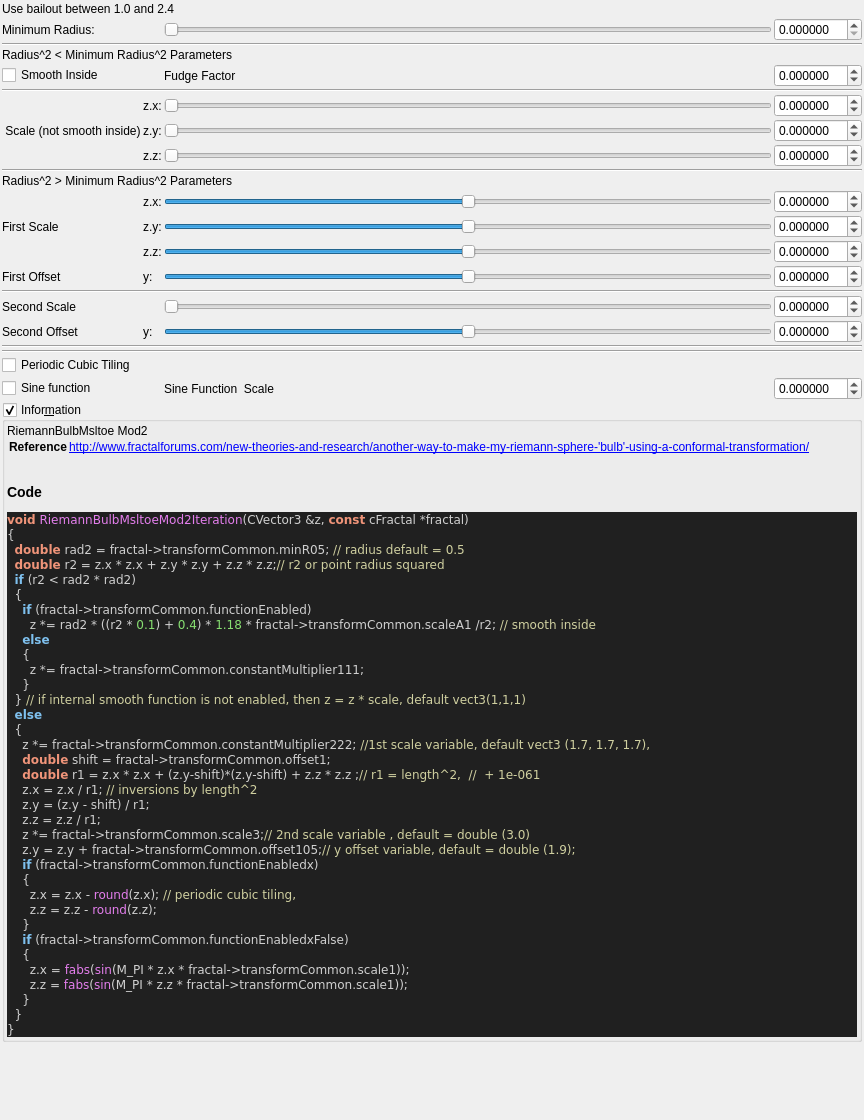
buddhi1980/mandelbulber2, file mandelbulber2/qt_data/fractal_riemann_bulb_msltoe_mod2.ui: the form before one commit.
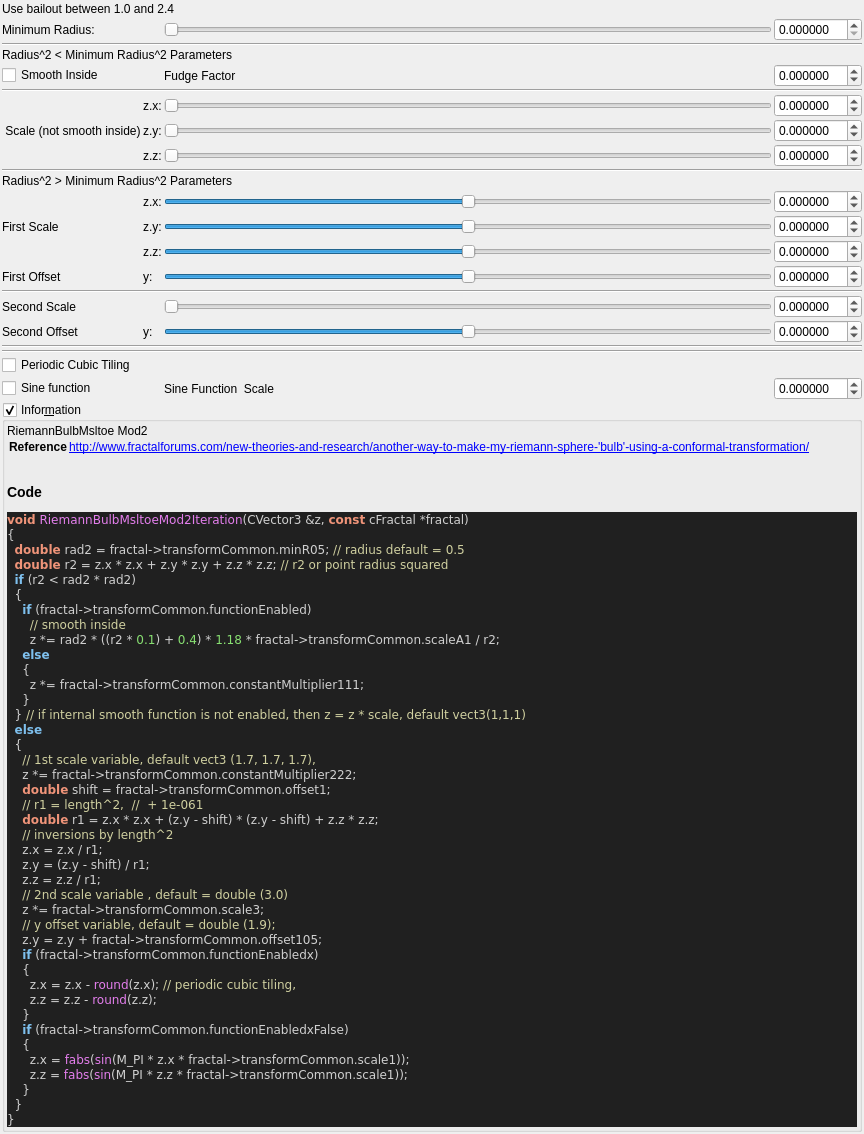
The form after the commit. Custom widgets are drawn as their Qt base class.

Commit message:
source code format for fractal_formulas.cpp
- now complete code base is refactored!
- also regenerated ui files with populateUiInformation.php
- codeStyleCheck.php is now fully functional and can be used auto
refactor the code base (may be a little slow)

The edit to the form file:
```diff
--- a/mandelbulber2/qt_data/fractal_riemann_bulb_msltoe_mod2.ui
+++ b/mandelbulber2/qt_data/fractal_riemann_bulb_msltoe_mod2.ui
@@ -845,11 +845,12 @@
 &lt;pre style=&quot;color:#d0d0d0; background-color:#202020;  font-family:'Courier New',monospace;&quot;&gt;&lt;span style=&quot;color:#f09479; font-weight:bold&quot;&gt;void&lt;/span&gt; &lt;span style=&quot;color:#e47eed&quot;&gt;RiemannBulbMsltoeMod2Iteration&lt;/span&gt;&lt;span style=&quot;color:#d0d0d0&quot;&gt;(&lt;/span&gt;CVector3 &lt;span style=&quot;color:#d0d0d0&quot;&gt;&amp;amp;&lt;/span&gt;z&lt;span style=&quot;color:#d0d0d0&quot;&gt;,&lt;/span&gt; &lt;span style=&quot;color:#f09479; font-weight:bold&quot;&gt;const&lt;/span&gt; cFractal &lt;span style=&quot;color:#d0d0d0&quot;&gt;*&lt;/span&gt;fractal&lt;span style=&quot;color:#d0d0d0&quot;&gt;)&lt;/span&gt;
 &lt;span style=&quot;color:#d0d0d0&quot;&gt;{&lt;/span&gt;
   &lt;span style=&quot;color:#f09479; font-weight:bold&quot;&gt;double&lt;/span&gt; rad2 &lt;span style=&quot;color:#d0d0d0&quot;&gt;=&lt;/span&gt; fractal&lt;span style=&quot;color:#d0d0d0&quot;&gt;-&amp;gt;&lt;/span&gt;transformCommon&lt;span style=&quot;color:#d0d0d0&quot;&gt;.&lt;/span&gt;minR05&lt;span style=&quot;color:#d0d0d0&quot;&gt;;&lt;/span&gt; &lt;span style=&quot;color:#d0d0a0&quot;&gt;// radius default = 0.5&lt;/span&gt;
-  &lt;span style=&quot;color:#f09479; font-weight:bold&quot;&gt;double&lt;/span&gt; r2 &lt;span style=&quot;color:#d0d0d0&quot;&gt;=&lt;/span&gt; z&lt;span style=&quot;color:#d0d0d0&quot;&gt;.&lt;/span&gt;x &lt;span style=&quot;color:#d0d0d0&quot;&gt;*&lt;/span&gt; z&lt;span style=&quot;color:#d0d0d0&quot;&gt;.&lt;/span&gt;x &lt;span style=&quot;color:#d0d0d0&quot;&gt;+&lt;/span&gt; z&lt;span style=&quot;color:#d0d0d0&quot;&gt;.&lt;/span&gt;y &lt;span style=&quot;color:#d0d0d0&quot;&gt;*&lt;/span&gt; z&lt;span style=&quot;color:#d0d0d0&quot;&gt;.&lt;/span&gt;y &lt;span style=&quot;color:#d0d0d0&quot;&gt;+&lt;/span&gt; z&lt;span style=&quot;color:#d0d0d0&quot;&gt;.&lt;/span&gt;z &lt;span style=&quot;color:#d0d0d0&quot;&gt;*&lt;/span&gt; z&lt;span style=&quot;color:#d0d0d0&quot;&gt;.&lt;/span&gt;z&lt;span style=&quot;color:#d0d0d0&quot;&gt;;&lt;/span&gt;&lt;span style=&quot;color:#d0d0a0&quot;&gt;// r2 or point radius squared&lt;/span&gt;
+  &lt;span style=&quot;color:#f09479; font-weight:bold&quot;&gt;double&lt;/span&gt; r2 &lt;span style=&quot;color:#d0d0d0&quot;&gt;=&lt;/span&gt; z&lt;span style=&quot;color:#d0d0d0&quot;&gt;.&lt;/span&gt;x &lt;span style=&quot;color:#d0d0d0&quot;&gt;*&lt;/span&gt; z&lt;span style=&quot;color:#d0d0d0&quot;&gt;.&lt;/span&gt;x &lt;span style=&quot;color:#d0d0d0&quot;&gt;+&lt;/span&gt; z&lt;span style=&quot;color:#d0d0d0&quot;&gt;.&lt;/span&gt;y &lt;span style=&quot;color:#d0d0d0&quot;&gt;*&lt;/span&gt; z&lt;span style=&quot;color:#d0d0d0&quot;&gt;.&lt;/span&gt;y &lt;span style=&quot;color:#d0d0d0&quot;&gt;+&lt;/span&gt; z&lt;span style=&quot;color:#d0d0d0&quot;&gt;.&lt;/span&gt;z &lt;span style=&quot;color:#d0d0d0&quot;&gt;*&lt;/span&gt; z&lt;span style=&quot;color:#d0d0d0&quot;&gt;.&lt;/span&gt;z&lt;span style=&quot;color:#d0d0d0&quot;&gt;;&lt;/span&gt; &lt;span style=&quot;color:#d0d0a0&quot;&gt;// r2 or point radius squared&lt;/span&gt;
   &lt;span style=&quot;color:#7ec0ee; font-weight:bold&quot;&gt;if&lt;/span&gt; &lt;span style=&quot;color:#d0d0d0&quot;&gt;(&lt;/span&gt;r2 &lt;span style=&quot;color:#d0d0d0&quot;&gt;&amp;lt;&lt;/span&gt; rad2 &lt;span style=&quot;color:#d0d0d0&quot;&gt;*&lt;/span&gt; rad2&lt;span style=&quot;color:#d0d0d0&quot;&gt;)&lt;/span&gt;
   &lt;span style=&quot;color:#d0d0d0&quot;&gt;{&lt;/span&gt;
     &lt;span style=&quot;color:#7ec0ee; font-weight:bold&quot;&gt;if&lt;/span&gt; &lt;span style=&quot;color:#d0d0d0&quot;&gt;(&lt;/span&gt;fractal&lt;span style=&quot;color:#d0d0d0&quot;&gt;-&amp;gt;&lt;/span&gt;transformCommon&lt;span style=&quot;color:#d0d0d0&quot;&gt;.&lt;/span&gt;functionEnabled&lt;span style=&quot;color:#d0d0d0&quot;&gt;)&lt;/span&gt;
-      z &lt;span style=&quot;color:#d0d0d0&quot;&gt;*=&lt;/span&gt; rad2 &lt;span style=&quot;color:#d0d0d0&quot;&gt;* ((&lt;/span&gt;r2 &lt;span style=&quot;color:#d0d0d0&quot;&gt;*&lt;/span&gt; &lt;span style=&quot;color:#87df71&quot;&gt;0.1&lt;/span&gt;&lt;span style=&quot;color:#d0d0d0&quot;&gt;) +&lt;/span&gt; &lt;span style=&quot;color:#87df71&quot;&gt;0.4&lt;/span&gt;&lt;span style=&quot;color:#d0d0d0&quot;&gt;) *&lt;/span&gt; &lt;span style=&quot;color:#87df71&quot;&gt;1.18&lt;/span&gt; &lt;span style=&quot;color:#d0d0d0&quot;&gt;*&lt;/span&gt; fractal&lt;span style=&quot;color:#d0d0d0&quot;&gt;-&amp;gt;&lt;/span&gt;transformCommon&lt;span style=&quot;color:#d0d0d0&quot;&gt;.&lt;/span&gt;scaleA1 &lt;span style=&quot;color:#d0d0d0&quot;&gt;/&lt;/span&gt;r2&lt;span style=&quot;color:#d0d0d0&quot;&gt;;&lt;/span&gt; &lt;span style=&quot;color:#d0d0a0&quot;&gt;// smooth inside&lt;/span&gt;
+      &lt;span style=&quot;color:#d0d0a0&quot;&gt;// smooth inside&lt;/span&gt;
+      z &lt;span style=&quot;color:#d0d0d0&quot;&gt;*=&lt;/span&gt; rad2 &lt;span style=&quot;color:#d0d0d0&quot;&gt;* ((&lt;/span&gt;r2 &lt;span style=&quot;color:#d0d0d0&quot;&gt;*&lt;/span&gt; &lt;span style=&quot;color:#87df71&quot;&gt;0.1&lt;/span&gt;&lt;span style=&quot;color:#d0d0d0&quot;&gt;) +&lt;/span&gt; &lt;span style=&quot;color:#87df71&quot;&gt;0.4&lt;/span&gt;&lt;span style=&quot;color:#d0d0d0&quot;&gt;) *&lt;/span&gt; &lt;span style=&quot;color:#87df71&quot;&gt;1.18&lt;/span&gt; &lt;span style=&quot;color:#d0d0d0&quot;&gt;*&lt;/span&gt; fractal&lt;span style=&quot;color:#d0d0d0&quot;&gt;-&amp;gt;&lt;/span&gt;transformCommon&lt;span style=&quot;color:#d0d0d0&quot;&gt;.&lt;/span&gt;scaleA1 &lt;span style=&quot;color:#d0d0d0&quot;&gt;/&lt;/span&gt; r2&lt;span style=&quot;color:#d0d0d0&quot;&gt;;&lt;/span&gt;
     &lt;span style=&quot;color:#7ec0ee; font-weight:bold&quot;&gt;else&lt;/span&gt;
     &lt;span style=&quot;color:#d0d0d0&quot;&gt;{&lt;/span&gt;
       z &lt;span style=&quot;color:#d0d0d0&quot;&gt;*=&lt;/span&gt; fractal&lt;span style=&quot;color:#d0d0d0&quot;&gt;-&amp;gt;&lt;/span&gt;transformCommon&lt;span style=&quot;color:#d0d0d0&quot;&gt;.&lt;/span&gt;constantMultiplier111&lt;span style=&quot;color:#d0d0d0&quot;&gt;;&lt;/span&gt;
@@ -857,14 +858,19 @@
   &lt;span style=&quot;color:#d0d0d0&quot;&gt;}&lt;/span&gt; &lt;span style=&quot;color:#d0d0a0&quot;&gt;// if internal smooth function is not enabled, then z = z * scale, default vect3(1,1,1)&lt;/span&gt;
   &lt;span style=&quot;color:#7ec0ee; font-weight:bold&quot;&gt;else&lt;/span&gt;
   &lt;span style=&quot;color:#d0d0d0&quot;&gt;{&lt;/span&gt;
-    z &lt;span style=&quot;color:#d0d0d0&quot;&gt;*=&lt;/span&gt; fractal&lt;span style=&quot;color:#d0d0d0&quot;&gt;-&amp;gt;&lt;/span&gt;transformCommon&lt;span style=&quot;color:#d0d0d0&quot;&gt;.&lt;/span&gt;constantMultiplier222&lt;span style=&quot;color:#d0d0d0&quot;&gt;;&lt;/span&gt; &lt;span style=&quot;color:#d0d0a0&quot;&gt;//1st scale variable, default vect3 (1.7, 1.7, 1.7),&lt;/span&gt;
+    &lt;span style=&quot;color:#d0d0a0&quot;&gt;// 1st scale variable, default vect3 (1.7, 1.7, 1.7),&lt;/span&gt;
+    z &lt;span style=&quot;color:#d0d0d0&quot;&gt;*=&lt;/span&gt; fractal&lt;span style=&quot;color:#d0d0d0&quot;&gt;-&amp;gt;&lt;/span&gt;transformCommon&lt;span style=&quot;color:#d0d0d0&quot;&gt;.&lt;/span&gt;constantMultiplier222&lt;span style=&quot;color:#d0d0d0&quot;&gt;;&lt;/span&gt;
     &lt;span style=&quot;color:#f09479; font-weight:bold&quot;&gt;double&lt;/span&gt; shift &lt;span style=&quot;color:#d0d0d0&quot;&gt;=&lt;/span&gt; fractal&lt;span style=&quot;color:#d0d0d0&quot;&gt;-&amp;gt;&lt;/span&gt;transformCommon&lt;span style=&quot;color:#d0d0d0&quot;&gt;.&lt;/span&gt;offset1&lt;span style=&quot;color:#d0d0d0&quot;&gt;;&lt;/span&gt;
-    &lt;span style=&quot;color:#f09479; font-weight:bold&quot;&gt;double&lt;/span&gt; r1 &lt;span style=&quot;color:#d0d0d0&quot;&gt;=&lt;/span&gt; z&lt;span style=&quot;color:#d0d0d0&quot;&gt;.&lt;/span&gt;x &lt;span style=&quot;color:#d0d0d0&quot;&gt;*&lt;/span&gt; z&lt;span style=&quot;color:#d0d0d0&quot;&gt;.&lt;/span&gt;x &lt;span style=&quot;color:#d0d0d0&quot;&gt;+ (&lt;/span&gt;z&lt;span style=&quot;color:#d0d0d0&quot;&gt;.&lt;/span&gt;y&lt;span style=&quot;color:#d0d0d0&quot;&gt;-&lt;/span&gt;shift&lt;span style=&quot;color:#d0d0d0&quot;&gt;)*(&lt;/span&gt;z&lt;span style=&quot;color:#d0d0d0&quot;&gt;.&lt;/span&gt;y&lt;span style=&quot;color:#d0d0d0&quot;&gt;-&lt;/span&gt;shift&lt;span style=&quot;color:#d0d0d0&quot;&gt;) +&lt;/span&gt; z&lt;span style=&quot;color:#d0d0d0&quot;&gt;.&lt;/span&gt;z &lt;span style=&quot;color:#d0d0d0&quot;&gt;*&lt;/span&gt; z&lt;span style=&quot;color:#d0d0d0&quot;&gt;.&lt;/span&gt;z &lt;span style=&quot;color:#d0d0d0&quot;&gt;;&lt;/span&gt;&lt;span style=&quot;color:#d0d0a0&quot;&gt;// r1 = length^2,  //  + 1e-061&lt;/span&gt;
-    z&lt;span style=&quot;color:#d0d0d0&quot;&gt;.&lt;/span&gt;x &lt;span style=&quot;color:#d0d0d0&quot;&gt;=&lt;/span&gt; z&lt;span style=&quot;color:#d0d0d0&quot;&gt;.&lt;/span&gt;x &lt;span style=&quot;color:#d0d0d0&quot;&gt;/&lt;/span&gt; r1&lt;span style=&quot;color:#d0d0d0&quot;&gt;;&lt;/span&gt; &lt;span style=&quot;color:#d0d0a0&quot;&gt;// inversions by length^2&lt;/span&gt;
+    &lt;span style=&quot;color:#d0d0a0&quot;&gt;// r1 = length^2,  //  + 1e-061&lt;/span&gt;
+    &lt;span style=&quot;color:#f09479; font-weight:bold&quot;&gt;double&lt;/span&gt; r1 &lt;span style=&quot;color:#d0d0d0&quot;&gt;=&lt;/span&gt; z&lt;span style=&quot;color:#d0d0d0&quot;&gt;.&lt;/span&gt;x &lt;span style=&quot;color:#d0d0d0&quot;&gt;*&lt;/span&gt; z&lt;span style=&quot;color:#d0d0d0&quot;&gt;.&lt;/span&gt;x &lt;span style=&quot;color:#d0d0d0&quot;&gt;+ (&lt;/span&gt;z&lt;span style=&quot;color:#d0d0d0&quot;&gt;.&lt;/span&gt;y &lt;span style=&quot;color:#d0d0d0&quot;&gt;-&lt;/span&gt; shift&lt;span style=&quot;color:#d0d0d0&quot;&gt;) * (&lt;/span&gt;z&lt;span style=&quot;color:#d0d0d0&quot;&gt;.&lt;/span&gt;y &lt;span style=&quot;color:#d0d0d0&quot;&gt;-&lt;/span&gt; shift&lt;span style=&quot;color:#d0d0d0&quot;&gt;) +&lt;/span&gt; z&lt;span style=&quot;color:#d0d0d0&quot;&gt;.&lt;/span&gt;z &lt;span style=&quot;color:#d0d0d0&quot;&gt;*&lt;/span&gt; z&lt;span style=&quot;color:#d0d0d0&quot;&gt;.&lt;/span&gt;z&lt;span style=&quot;color:#d0d0d0&quot;&gt;;&lt;/span&gt;
+    &lt;span style=&quot;color:#d0d0a0&quot;&gt;// inversions by length^2&lt;/span&gt;
+    z&lt;span style=&quot;color:#d0d0d0&quot;&gt;.&lt;/span&gt;x &lt;span style=&quot;color:#d0d0d0&quot;&gt;=&lt;/span&gt; z&lt;span style=&quot;color:#d0d0d0&quot;&gt;.&lt;/span&gt;x &lt;span style=&quot;color:#d0d0d0&quot;&gt;/&lt;/span&gt; r1&lt;span style=&quot;color:#d0d0d0&quot;&gt;;&lt;/span&gt;
     z&lt;span style=&quot;color:#d0d0d0&quot;&gt;.&lt;/span&gt;y &lt;span style=&quot;color:#d0d0d0&quot;&gt;= (&lt;/span&gt;z&lt;span style=&quot;color:#d0d0d0&quot;&gt;.&lt;/span&gt;y &lt;span style=&quot;color:#d0d0d0&quot;&gt;-&lt;/span&gt; shift&lt;span style=&quot;color:#d0d0d0&quot;&gt;) /&lt;/span&gt; r1&lt;span style=&quot;color:#d0d0d0&quot;&gt;;&lt;/span&gt;
     z&lt;span style=&quot;color:#d0d0d0&quot;&gt;.&lt;/span&gt;z &lt;span style=&quot;color:#d0d0d0&quot;&gt;=&lt;/span&gt; z&lt;span style=&quot;color:#d0d0d0&quot;&gt;.&lt;/span&gt;z &lt;span style=&quot;color:#d0d0d0&quot;&gt;/&lt;/span&gt; r1&lt;span style=&quot;color:#d0d0d0&quot;&gt;;&lt;/span&gt;
-    z &lt;span style=&quot;color:#d0d0d0&quot;&gt;*=&lt;/span&gt; fractal&lt;span style=&quot;color:#d0d0d0&quot;&gt;-&amp;gt;&lt;/span&gt;transformCommon&lt;span style=&quot;color:#d0d0d0&quot;&gt;.&lt;/span&gt;scale3&lt;span style=&quot;color:#d0d0d0&quot;&gt;;&lt;/span&gt;&lt;span style=&quot;color:#d0d0a0&quot;&gt;// 2nd scale variable , default = double (3.0)&lt;/span&gt;
-    z&lt;span style=&quot;color:#d0d0d0&quot;&gt;.&lt;/span&gt;y &lt;span style=&quot;color:#d0d0d0&quot;&gt;=&lt;/span&gt; z&lt;span style=&quot;color:#d0d0d0&quot;&gt;.&lt;/span&gt;y &lt;span style=&quot;color:#d0d0d0&quot;&gt;+&lt;/span&gt; fractal&lt;span style=&quot;color:#d0d0d0&quot;&gt;-&amp;gt;&lt;/span&gt;transformCommon&lt;span style=&quot;color:#d0d0d0&quot;&gt;.&lt;/span&gt;offset105&lt;span style=&quot;color:#d0d0d0&quot;&gt;;&lt;/span&gt;&lt;span style=&quot;color:#d0d0a0&quot;&gt;// y offset variable, default = double (1.9);&lt;/span&gt;
+    &lt;span style=&quot;color:#d0d0a0&quot;&gt;// 2nd scale variable , default = double (3.0)&lt;/span&gt;
+    z &lt;span style=&quot;color:#d0d0d0&quot;&gt;*=&lt;/span&gt; fractal&lt;span style=&quot;color:#d0d0d0&quot;&gt;-&amp;gt;&lt;/span&gt;transformCommon&lt;span style=&quot;color:#d0d0d0&quot;&gt;.&lt;/span&gt;scale3&lt;span style=&quot;color:#d0d0d0&quot;&gt;;&lt;/span&gt;
+    &lt;span style=&quot;color:#d0d0a0&quot;&gt;// y offset variable, default = double (1.9);&lt;/span&gt;
+    z&lt;span style=&quot;color:#d0d0d0&quot;&gt;.&lt;/span&gt;y &lt;span style=&quot;color:#d0d0d0&quot;&gt;=&lt;/span&gt; z&lt;span style=&quot;color:#d0d0d0&quot;&gt;.&lt;/span&gt;y &lt;span style=&quot;color:#d0d0d0&quot;&gt;+&lt;/span&gt; fractal&lt;span style=&quot;color:#d0d0d0&quot;&gt;-&amp;gt;&lt;/span&gt;transformCommon&lt;span style=&quot;color:#d0d0d0&quot;&gt;.&lt;/span&gt;offset105&lt;span style=&quot;color:#d0d0d0&quot;&gt;;&lt;/span&gt;
     &lt;span style=&quot;color:#7ec0ee; font-weight:bold&quot;&gt;if&lt;/span&gt; &lt;span style=&quot;color:#d0d0d0&quot;&gt;(&lt;/span&gt;fractal&lt;span style=&quot;color:#d0d0d0&quot;&gt;-&amp;gt;&lt;/span&gt;transformCommon&lt;span style=&quot;color:#d0d0d0&quot;&gt;.&lt;/span&gt;functionEnabledx&lt;span style=&quot;color:#d0d0d0&quot;&gt;)&lt;/span&gt;
     &lt;span style=&quot;color:#d0d0d0&quot;&gt;{&lt;/span&gt;
       z&lt;span style=&quot;color:#d0d0d0&quot;&gt;.&lt;/span&gt;x &lt;span style=&quot;color:#d0d0d0&quot;&gt;=&lt;/span&gt; z&lt;span style=&quot;color:#d0d0d0&quot;&gt;.&lt;/span&gt;x &lt;span style=&quot;color:#d0d0d0&quot;&gt;-&lt;/span&gt; &lt;span style=&quot;color:#e47eed&quot;&gt;round&lt;/span&gt;&lt;span style=&quot;color:#d0d0d0&quot;&gt;(&lt;/span&gt;z&lt;span style=&quot;color:#d0d0d0&quot;&gt;.&lt;/span&gt;x&lt;span style=&quot;color:#d0d0d0&quot;&gt;);&lt;/span&gt; &lt;span style=&quot;color:#d0d0a0&quot;&gt;// periodic cubic tiling,&lt;/span&gt;
```
The commit also changes 101 other files.
